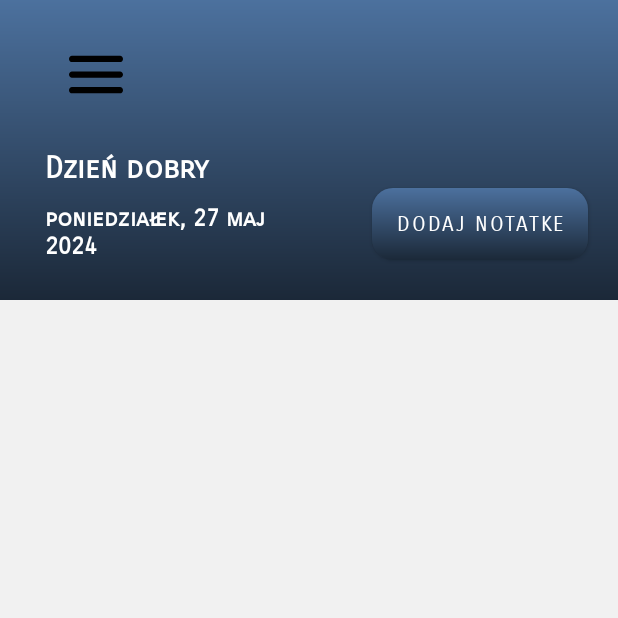
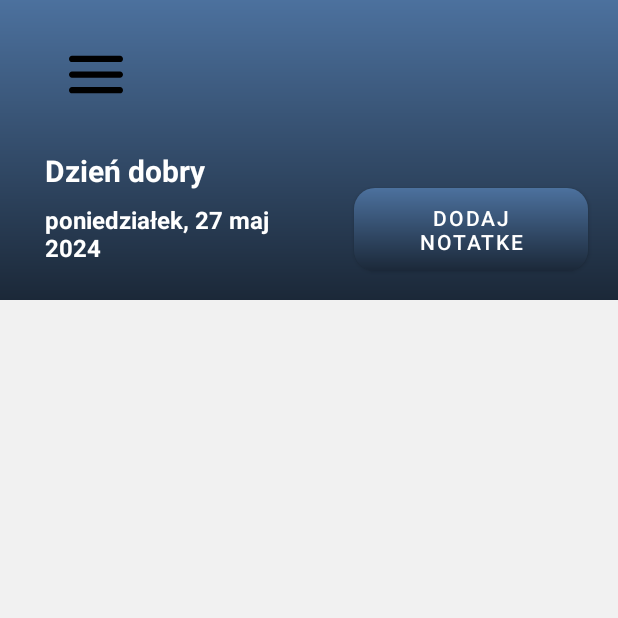
Before and after one commit to maciej-bartoszewski/Planner-Mobile, an Android app: the ActivityToDo screen opened directly, with no data from a screen before it, on a phone screen of 412 x 824 dp, the top half of it. Run offline under Robolectric (Android 15) with nearby library versions, the phone set to English and light mode, and no system bars; our stand-ins replace Firebase (no records; nobody signed in at launch, a user with empty details on screens opened directly).

Commit message:
Naprawa czcionki

```diff
--- a/app/src/main/res/layout/activity_event_view.xml
+++ b/app/src/main/res/layout/activity_event_view.xml
@@ -31,7 +31,6 @@
                 android:layout_height="wrap_content"
                 android:layout_marginEnd="20dp"
                 android:background="@drawable/box_gradient_blue"
-                android:fontFamily="sans-serif-smallcaps"
                 android:paddingTop="5dp"
                 android:paddingBottom="5dp"
                 android:text="Zgłoś\nwydarzenie"
--- a/app/src/main/res/layout/activity_restaurant_view.xml
+++ b/app/src/main/res/layout/activity_restaurant_view.xml
@@ -27,11 +27,10 @@
 
             <Button
                 android:id="@+id/reportButton"
-                android:layout_width="173dp"
+                android:layout_width="180dp"
                 android:layout_height="wrap_content"
                 android:layout_marginEnd="20dp"
                 android:background="@drawable/box_gradient_blue"
-                android:fontFamily="sans-serif-smallcaps"
                 android:paddingTop="5dp"
                 android:paddingBottom="5dp"
                 android:text="Zgłoś\npunkt\ngastronomiczny"
--- a/app/src/main/res/layout/activity_todo_view.xml
+++ b/app/src/main/res/layout/activity_todo_view.xml
@@ -31,7 +31,6 @@
                 android:layout_height="wrap_content"
                 android:layout_marginStart="30dp"
                 android:layout_marginTop="100dp"
-                android:fontFamily="sans-serif-smallcaps"
                 android:text="Dzień dobry"
                 android:textColor="#FFFFFF"
                 android:textSize="20sp"
@@ -44,7 +43,6 @@
                 android:layout_marginStart="30dp"
                 android:layout_marginTop="135dp"
                 android:layout_marginEnd="228dp"
-                android:fontFamily="sans-serif-smallcaps"
                 android:text="Poniedziałek Lis 24 2024"
                 android:textColor="#FFFFFF"
                 android:textSize="16sp"
@@ -58,9 +56,7 @@
                 android:layout_marginStart="236dp"
                 android:layout_marginTop="125dp"
                 android:layout_marginEnd="20dp"
-                android:layout_marginBottom="24dp"
                 android:background="@drawable/box_gradient_blue"
-                android:fontFamily="sans-serif-smallcaps"
                 android:text="Dodaj notatke"
                 android:textColor="#FFFFFF"
                 app:backgroundTint="@null" />
```
